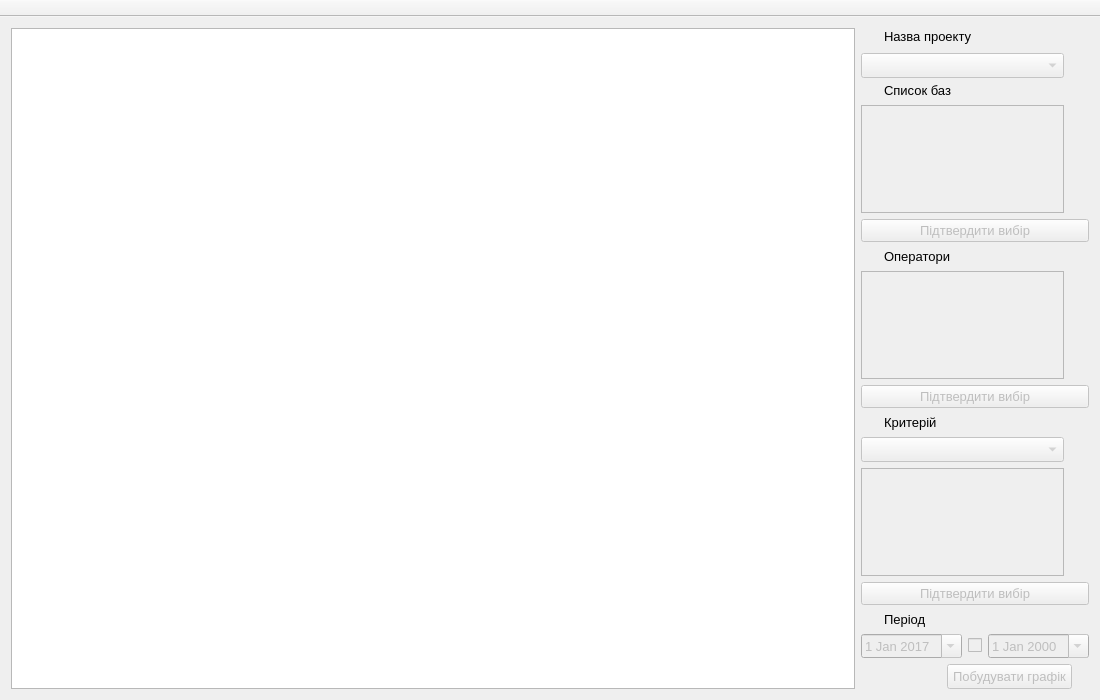
Qt form eCraphics/mainwnd.ui (XpertVision/eGraphics) before a commit.
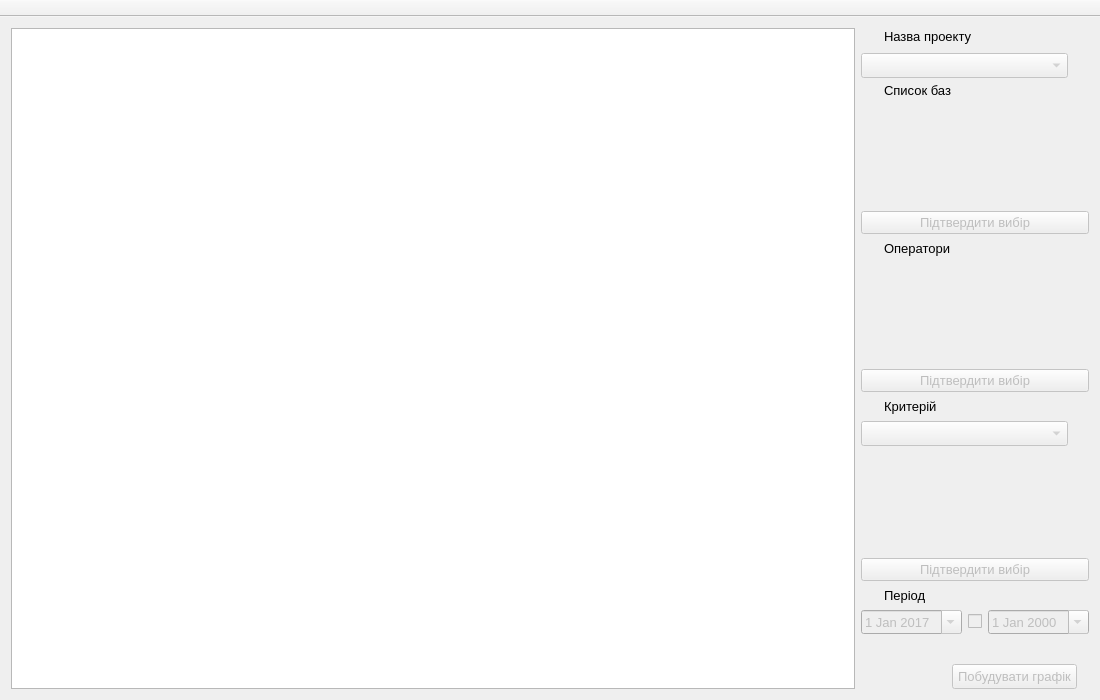
The same form after that commit. Icons and pictures are not drawn. Custom widgets are drawn as their Qt base class.

Patch:
```diff
--- a/eCraphics/mainwnd.ui
+++ b/eCraphics/mainwnd.ui
@@ -47,11 +47,17 @@
    <layout class="QHBoxLayout" name="horizontalLayout_5">
     <item>
      <layout class="QHBoxLayout" name="horizontalLayout_3">
+      <property name="spacing">
+       <number>6</number>
+      </property>
       <item>
        <widget class="QGraphicsView" name="graphicsView"/>
       </item>
       <item>
        <layout class="QVBoxLayout" name="verticalLayout">
+        <property name="spacing">
+         <number>6</number>
+        </property>
         <item>
          <layout class="QHBoxLayout" name="horizontalLayout_11">
           <item>
@@ -101,7 +107,7 @@
           </property>
           <property name="minimumSize">
            <size>
-            <width>203</width>
+            <width>207</width>
             <height>25</height>
            </size>
           </property>
@@ -117,6 +123,12 @@
           <property name="editable">
            <bool>false</bool>
           </property>
+          <property name="maxVisibleItems">
+           <number>15</number>
+          </property>
+          <property name="sizeAdjustPolicy">
+           <enum>QComboBox::AdjustToContentsOnFirstShow</enum>
+          </property>
           <property name="modelColumn">
            <number>0</number>
           </property>
@@ -159,7 +171,7 @@
          </layout>
         </item>
         <item>
-         <widget class="QListWidget" name="BaseList">
+         <widget class="MyListWidget" name="BaseList" native="true">
           <property name="enabled">
            <bool>false</bool>
           </property>
@@ -171,13 +183,13 @@
           </property>
           <property name="minimumSize">
            <size>
-            <width>0</width>
-            <height>0</height>
+            <width>207</width>
+            <height>100</height>
            </size>
           </property>
           <property name="maximumSize">
            <size>
-            <width>203</width>
+            <width>207</width>
             <height>250</height>
            </size>
           </property>
@@ -236,7 +248,7 @@
          </layout>
         </item>
         <item>
-         <widget class="QListWidget" name="OperatorList">
+         <widget class="MyListWidget" name="OperatorList" native="true">
           <property name="enabled">
            <bool>false</bool>
           </property>
@@ -248,13 +260,13 @@
           </property>
           <property name="minimumSize">
            <size>
-            <width>0</width>
-            <height>0</height>
+            <width>207</width>
+            <height>100</height>
            </size>
           </property>
           <property name="maximumSize">
            <size>
-            <width>203</width>
+            <width>207</width>
             <height>250</height>
            </size>
           </property>
@@ -325,26 +337,32 @@
           </property>
           <property name="minimumSize">
            <size>
-            <width>203</width>
+            <width>207</width>
             <height>25</height>
            </size>
           </property>
           <property name="maximumSize">
            <size>
-            <width>203</width>
+            <width>207</width>
             <height>120</height>
            </size>
           </property>
           <property name="accessibleName">
            <string>ParamCombo</string>
           </property>
+          <property name="maxVisibleItems">
+           <number>15</number>
+          </property>
+          <property name="frame">
+           <bool>true</bool>
+          </property>
           <property name="modelColumn">
            <number>0</number>
           </property>
          </widget>
         </item>
         <item>
-         <widget class="QListWidget" name="ParamList">
+         <widget class="MyListWidget" name="ParamList" native="true">
           <property name="enabled">
            <bool>false</bool>
           </property>
@@ -356,13 +374,13 @@
           </property>
           <property name="minimumSize">
            <size>
-            <width>0</width>
-            <height>0</height>
+            <width>207</width>
+            <height>100</height>
            </size>
           </property>
           <property name="maximumSize">
            <size>
-            <width>203</width>
+            <width>207</width>
             <height>250</height>
            </size>
           </property>
@@ -520,6 +538,9 @@
           <property name="spacing">
            <number>0</number>
           </property>
+          <property name="leftMargin">
+           <number>0</number>
+          </property>
           <item>
            <spacer name="horizontalSpacer">
             <property name="orientation">
@@ -530,7 +551,7 @@
             </property>
             <property name="sizeHint" stdset="0">
              <size>
-              <width>70</width>
+              <width>80</width>
               <height>20</height>
              </size>
             </property>
@@ -542,7 +563,7 @@
              <bool>false</bool>
             </property>
             <property name="sizePolicy">
-             <sizepolicy hsizetype="Maximum" vsizetype="Fixed">
+             <sizepolicy hsizetype="Fixed" vsizetype="Fixed">
               <horstretch>0</horstretch>
               <verstretch>0</verstretch>
              </sizepolicy>
@@ -568,6 +589,9 @@
             <property name="text">
              <string>Побудувати графік</string>
             </property>
+            <property name="default">
+             <bool>false</bool>
+            </property>
             <property name="flat">
              <bool>false</bool>
             </property>
@@ -612,6 +636,13 @@
   </widget>
  </widget>
  <layoutdefault spacing="6" margin="11"/>
+ <customwidgets>
+  <customwidget>
+   <class>MyListWidget</class>
+   <extends>QWidget</extends>
+   <header>mylistwidget.h</header>
+  </customwidget>
+ </customwidgets>
  <resources>
   <include location="res.qrc"/>
  </resources>
```
Left out of the diff: 6 changed lines with no effect on the pictures.
